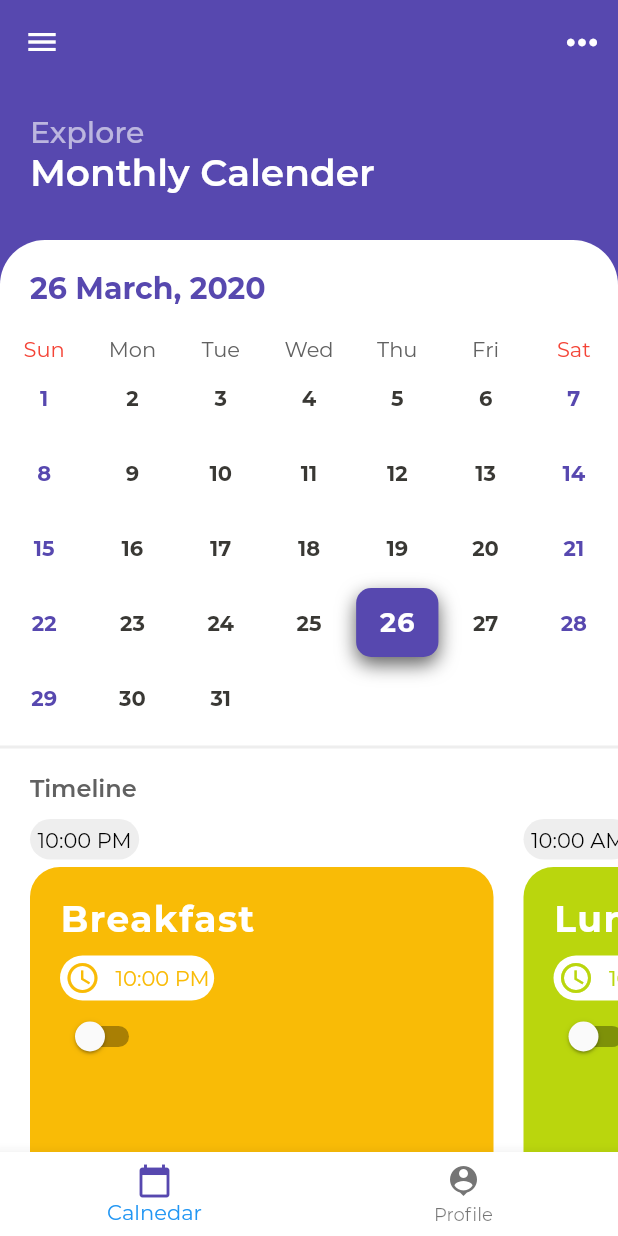
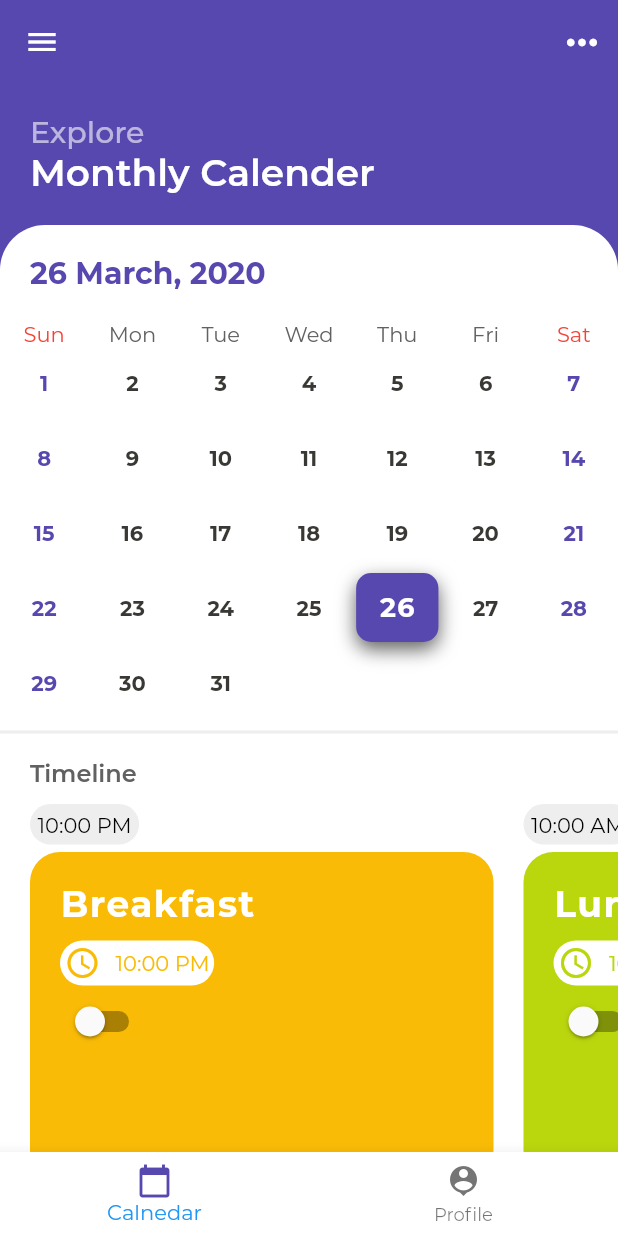
Before and after one commit to mohitagr1/Hostel_UI, a Flutter app: the HomeScreen screen opened directly, on a phone screen of 412 x 824 dp. Run offline on Flutter 3.47's test engine with Material 2 defaults, Android fonts, the phone set to English and light mode, and no system bars; drawn by our look-alikes of table_calendar; our stand-ins replace flare_flutter, shared_preferences; accounts and stored records are empty; project files that could hold a hidden picture were left out.

Commit message:
Revert "Implented DawersScreen"
This reverts commit a9e71149be26fc8454185d7c749b043b1f016911.

```diff
--- a/lib/main.dart
+++ b/lib/main.dart
@@ -17,6 +17,7 @@ class MyApp extends StatelessWidget {
     return MaterialApp(
       debugShowCheckedModeBanner: false,
       title: 'Hostel UI',
+
       theme: ThemeData(
         fontFamily: 'Montserrat',
         primaryColor: Color(0xff5748AF),
--- a/lib/models/themecolors.dart
+++ b/lib/models/themecolors.dart
@@ -34,12 +34,7 @@ class ThemeColors extends ChangeNotifier {
   final List<Color> bottomBarText = [Color(0xff5748AF), Colors.grey[300]];
   final List<Color> bottomBarBackgoundColor = [Colors.white, Colors.black];
 
-  final List<Color> statusBarColor = [Color(0xff212121),Color(0xff5748AF),];
 
-  Color getStatusBarColor()
-  {
-    return statusBarColor[indexNo];
-  }
 
   Color getbottomBarBackgoundColor() {
     return bottomBarBackgoundColor[indexNo];
--- a/lib/screens/home_screen.dart
+++ b/lib/screens/home_screen.dart
@@ -1,13 +1,20 @@
 import 'package:flutter/material.dart';
-import 'package:flutter/services.dart';
-import 'package:flutter_statusbarcolor/flutter_statusbarcolor.dart';
 import 'package:hoste_ui/models/themecolors.dart';
 import 'package:hoste_ui/screens/calendar_screen.dart';
-import 'package:hoste_ui/screens/drawerscreen.dart';
 import 'package:hoste_ui/screens/profile_screen.dart';
 import 'package:provider/provider.dart';
+import 'package:shared_preferences/shared_preferences.dart';
 
 class HomeScreen extends StatefulWidget {
+  HomeScreen() {
+    addData();
+  }
+
+  addData() async {
+    SharedPreferences preferences = await SharedPreferences.getInstance();
+    preferences.setInt('themeValue', 0);
+  }
+
   @override
   _HomeScreenState createState() => _HomeScreenState();
 }
@@ -27,17 +34,16 @@ class _HomeScreenState extends State<HomeScreen> {
     });
   }
 
-  void changeStatusBarColor(Color col) async {
-    await FlutterStatusbarcolor.setStatusBarColor(col);
-  }
+  // setThemeIndex(int value) async {
+  //   print("here");
+  //   SharedPreferences preferences = await SharedPreferences.getInstance();
+  //   preferences.setInt('themeValue', value);
+  // }
 
   @override
   Widget build(BuildContext context) {
     ThemeColors colors = Provider.of<ThemeColors>(context);
 
-    //Gets executed once and sets the status bar color at the launch of the application
-    SystemChrome.setSystemUIOverlayStyle(
-        SystemUiOverlayStyle(statusBarColor: Color(0xff5748AF)));
     return Scaffold(
       appBar: AppBar(
         backgroundColor: colors.getPrimaryColor(),
@@ -51,7 +57,15 @@ class _HomeScreenState extends State<HomeScreen> {
         elevation: 0.0,
       ),
       drawer: Drawer(
-        child: DrawerScreen(),
+        child: DrawerHeader(
+          child: Switch(
+              value: isSwitched,
+              onChanged: (val) {
+                print(val);
+                isSwitched = val;
+                val ? colors.setIndexNo(1) : colors.setIndexNo(0);
+              }),
+        ),
       ),
       body: _widgetOptions.elementAt(_selectedIndex),
       bottomNavigationBar: BottomNavigationBar(
--- a/lib/widgets/calendar_header.dart
+++ b/lib/widgets/calendar_header.dart
@@ -3,6 +3,7 @@ import 'package:hoste_ui/models/themecolors.dart';
 import 'package:provider/provider.dart';
 
 class CalendarHeader extends StatelessWidget {
+
   @override
   Widget build(BuildContext context) {
     final ThemeColors colors = Provider.of<ThemeColors>(context);
@@ -37,8 +38,7 @@ class CalendarHeader extends StatelessWidget {
                     fontSize: 25),
               ),
               SizedBox(
-                //Set Height to 30 until the single pixel bar issue if fixed
-                height: 30,
+                height: 20,
               ),
             ],
           ),
--- a/pubspec.yaml
+++ b/pubspec.yaml
@@ -29,7 +29,6 @@ dependencies:
   flare_flutter: ^2.0.1
   http: ^0.12.0+4
   shared_preferences: ^0.5.6+3
-  flutter_statusbarcolor: ^0.2.3
 
 
 dev_dependencies:
```
Also changed, not shown: lib/screens/drawerscreen.dart (deleted, +0 -72 lines), pubspec.lock.
